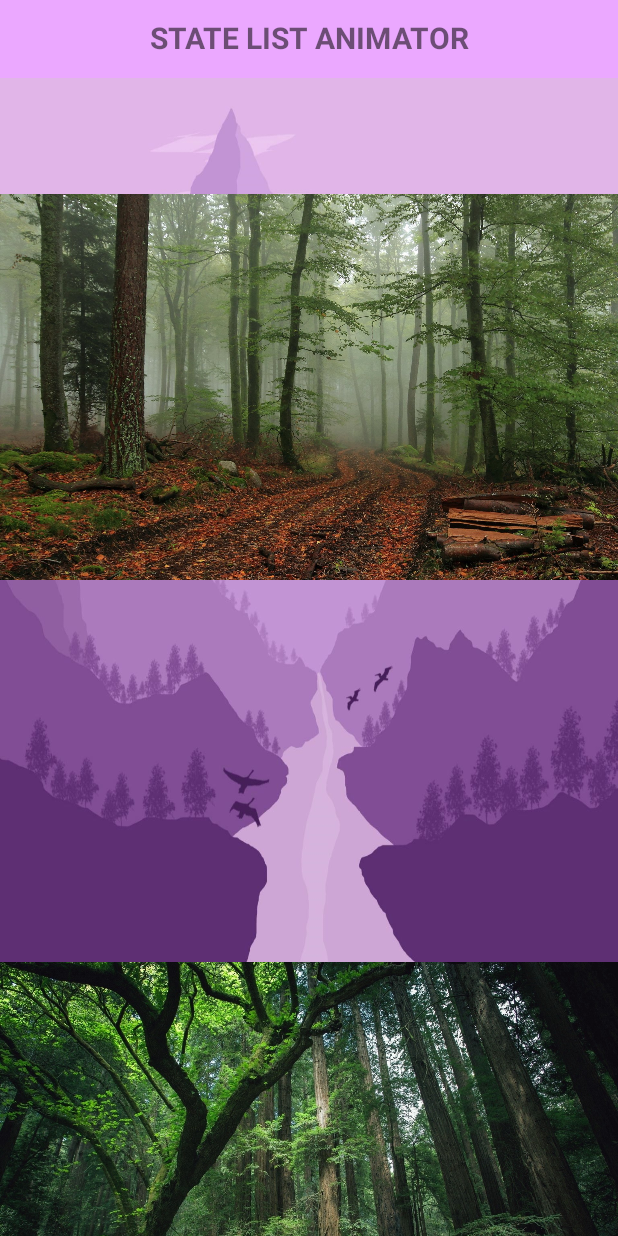
After one commit to Kirill221199/Simple_animations, an Android app: the fragment StateListAnimatorFragment shown on its own in the app's theme, on a phone screen of 412 x 824 dp. The commit adds this screen. Run offline under Robolectric (Android 15) with nearby library versions, the phone set to English and light mode, and no system bars.

Commit message:
Added animation - stateList animator (StateListAnimatorFragment.kt)

```diff
--- /dev/null
+++ b/app/src/main/java/ru/kirill/simple_animations/EquilateralImageView.kt
@@ -0,0 +1,16 @@
+package ru.kirill.simple_animations
+
+import android.content.Context
+import android.util.AttributeSet
+import androidx.appcompat.widget.AppCompatImageView
+
+class EquilateralImageView @JvmOverloads constructor(
+    context: Context,
+    attrs: AttributeSet? = null,
+    defStyleAttr: Int = 0
+) : AppCompatImageView(context, attrs, defStyleAttr) {
+
+    override fun onMeasure(widthMeasureSpec: Int, heightMeasureSpec: Int) {
+        super.onMeasure(widthMeasureSpec, widthMeasureSpec)
+    }
+}
--- a/app/src/main/java/ru/kirill/simple_animations/MainFragment.kt
+++ b/app/src/main/java/ru/kirill/simple_animations/MainFragment.kt
@@ -51,6 +51,10 @@ class MainFragment : Fragment() {
         binding.fragmentObjectAnimator.setOnClickListener {
             parentFragmentManager.beginTransaction().replace(R.id.container,ObjectAnimatorFragment.newInstance()).addToBackStack("").commit()
         }
+
+        binding.fragmentStateListAnimator.setOnClickListener {
+            parentFragmentManager.beginTransaction().replace(R.id.container,StateListAnimatorFragment.newInstance()).addToBackStack("").commit()
+        }
     }
 
     companion object {
--- /dev/null
+++ b/app/src/main/java/ru/kirill/simple_animations/StateListAnimatorFragment.kt
@@ -0,0 +1,51 @@
+package ru.kirill.simple_animations
+
+import android.os.Bundle
+import androidx.fragment.app.Fragment
+import android.view.LayoutInflater
+import android.view.View
+import android.view.ViewGroup
+import ru.kirill.simple_animations.databinding.FragmentMainBinding
+import ru.kirill.simple_animations.databinding.FragmentStateListAnimatorBinding
+
+class StateListAnimatorFragment : Fragment() {
+
+    private var _binding: FragmentStateListAnimatorBinding? = null
+    private val binding get() = _binding!!
+
+    override fun onCreate(savedInstanceState: Bundle?) {
+        super.onCreate(savedInstanceState)
+        arguments?.let {
+        }
+    }
+
+    override fun onCreateView(
+        inflater: LayoutInflater, container: ViewGroup?,
+        savedInstanceState: Bundle?
+    ): View? {
+        _binding = FragmentStateListAnimatorBinding.inflate(inflater, container, false)
+        return binding.root
+    }
+
+    override fun onViewCreated(view: View, savedInstanceState: Bundle?) {
+        super.onViewCreated(view, savedInstanceState)
+        binding.scrollView.setOnScrollChangeListener{ _, _, _, _, _ ->
+            binding.header.isSelected = binding.scrollView.canScrollVertically(-1)
+        }
+
+    }
+
+    companion object {
+        @JvmStatic
+        fun newInstance() =
+            StateListAnimatorFragment().apply {
+                arguments = Bundle().apply {
+                }
+            }
+    }
+
+    override fun onDestroy() {
+        _binding = null
+        super.onDestroy()
+    }
+}
--- /dev/null
+++ b/app/src/main/res/animator/toolbar_elevation.xml
@@ -0,0 +1,19 @@
+<?xml version="1.0" encoding="utf-8"?>
+<selector xmlns:android="http://schemas.android.com/apk/res/android">
+
+    <item android:state_selected="true">
+        <objectAnimator
+            android:duration="200"
+            android:propertyName="elevation"
+            android:valueTo="20dp"
+            android:valueType="floatType" />
+    </item>
+
+    <item android:state_selected="false">
+        <objectAnimator
+            android:duration="200"
+            android:propertyName="elevation"
+            android:valueTo="0dp"
+            android:valueType="floatType" />
+    </item>
+</selector>
--- a/app/src/main/res/layout/fragment_main.xml
+++ b/app/src/main/res/layout/fragment_main.xml
@@ -53,5 +53,14 @@
         android:text="@string/object_animator"
         android:textSize="20sp" />
 
+    <androidx.appcompat.widget.AppCompatButton
+        android:id="@+id/fragment_state_list_animator"
+        android:layout_width="match_parent"
+        android:layout_height="wrap_content"
+        android:layout_marginStart="@dimen/margin_button"
+        android:layout_marginEnd="@dimen/margin_button"
+        android:text="@string/state_list_animator"
+        android:textSize="20sp" />
+
 
 </LinearLayout>
--- /dev/null
+++ b/app/src/main/res/layout/fragment_state_list_animator.xml
@@ -0,0 +1,61 @@
+<?xml version="1.0" encoding="utf-8"?>
+<FrameLayout xmlns:android="http://schemas.android.com/apk/res/android"
+    xmlns:app="http://schemas.android.com/apk/res-auto"
+    android:layout_width="match_parent"
+    android:layout_height="match_parent"
+    android:background="@color/pink">
+
+    <FrameLayout
+        android:id="@+id/header"
+        android:layout_width="match_parent"
+        android:layout_height="50dp"
+        android:background="@android:color/white"
+        android:gravity="bottom"
+        android:orientation="vertical"
+        android:stateListAnimator="@animator/toolbar_elevation"
+        android:backgroundTint="@color/pink">
+
+        <androidx.appcompat.widget.AppCompatTextView
+            android:layout_width="match_parent"
+            android:layout_height="wrap_content"
+            android:layout_gravity="center_vertical"
+            android:gravity="center"
+            android:text="@string/text_state_list_animator"
+            android:textSize="20sp"
+            android:textStyle="bold" />
+
+    </FrameLayout>
+
+    <androidx.core.widget.NestedScrollView
+        android:id="@+id/scrollView"
+        android:layout_width="match_parent"
+        android:layout_height="match_parent"
+        android:layout_marginTop="52dp"
+        android:background="@drawable/background_state_list_animator">
+
+        <LinearLayout
+            android:layout_width="match_parent"
+            android:layout_height="wrap_content"
+            android:orientation="vertical">
+
+            <ru.kirill.simple_animations.EquilateralImageView
+                android:layout_width="match_parent"
+                android:layout_height="wrap_content"
+                app:srcCompat="@drawable/forest1"
+                android:layout_marginBottom="100dp"/>
+
+            <ru.kirill.simple_animations.EquilateralImageView
+                android:layout_width="match_parent"
+                android:layout_height="wrap_content"
+                app:srcCompat="@drawable/forest2"
+                android:layout_marginBottom="100dp"/>
+
+            <ru.kirill.simple_animations.EquilateralImageView
+                android:layout_width="match_parent"
+                android:layout_height="wrap_content"
+                app:srcCompat="@drawable/forest3" />
+        </LinearLayout>
+
+    </androidx.core.widget.NestedScrollView>
+
+</FrameLayout>
--- a/app/src/main/res/values/colors.xml
+++ b/app/src/main/res/values/colors.xml
@@ -8,4 +8,5 @@
     <color name="black">#FF000000</color>
     <color name="white">#FFFFFFFF</color>
     <color name="grey">#808080</color>
+    <color name="pink">#eba8ff</color>
 </resources>
--- a/app/src/main/res/values/strings.xml
+++ b/app/src/main/res/values/strings.xml
@@ -11,4 +11,6 @@
     <string name="object_animator">object animator</string>
     <string name="option_first">option 1</string>
     <string name="option_second">option 2</string>
+    <string name="state_list_animator">state list animator</string>
+    <string name="text_state_list_animator">STATE LIST ANIMATOR</string>
 </resources>
```
Also changed, not shown: app/src/main/res/drawable-v24/background_state_list_animator.jpg (added), app/src/main/res/drawable-v24/forest1.jpg (added), app/src/main/res/drawable-v24/forest2.jpg (added), app/src/main/res/drawable-v24/forest3.jpg (added).
